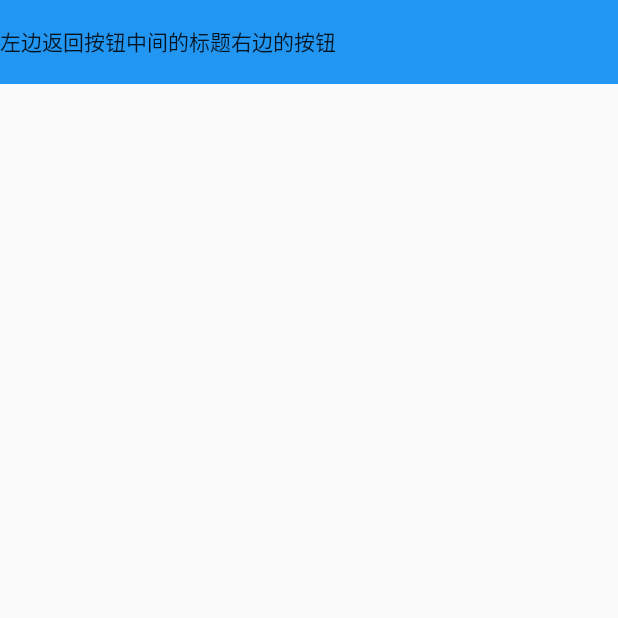
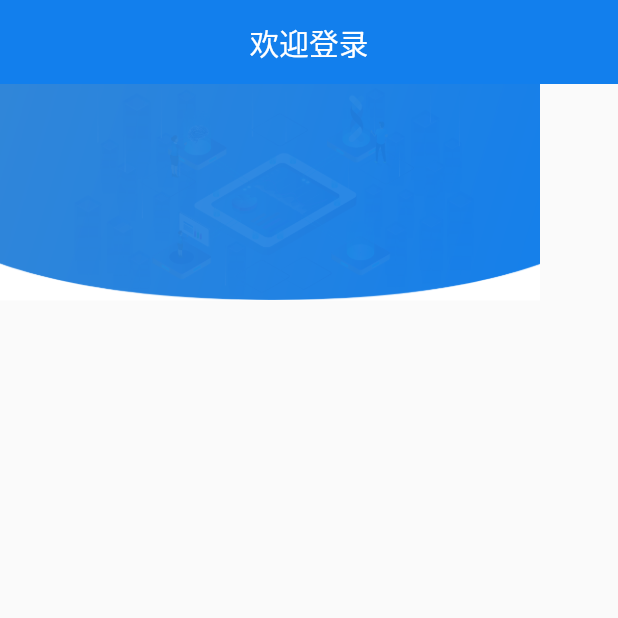
Before and after one commit to qianglifei/flutter_jwt, a Flutter app: the screen it shows after launch, on a phone screen of 412 x 824 dp, the top half of it. Run offline on Flutter 3.47's test engine with Material 2 defaults, Android fonts, the phone set to English and light mode, and no system bars; our stand-ins replace flutter_screenutil.

Commit message:
初始界面调整

```diff
--- a/lib/base/base_app_bar.dart
+++ b/lib/base/base_app_bar.dart
@@ -1,23 +1,64 @@
 import 'package:flutter/material.dart';
 import 'package:flutter/cupertino.dart';
-class BaseTitleAppBar extends StatefulWidget{
-  @override
-  State<StatefulWidget> createState() => BaseTitleAppBarState();
-}
+import 'package:flutter/painting.dart';
+import 'package:flutter_screenutil/screenutil.dart';
+// ignore: must_be_immutable
+class BaseTitleAppBar extends StatelessWidget{
+  String title;
+  String leftIconUrl;
+  String rightIconUrl;
+  String rightText;
+  bool isShowLeftBackIcon;
+  bool isShowRightWidget;
+  final VoidCallback rightClick;
 
-class BaseTitleAppBarState extends State<BaseTitleAppBar> {
+  BaseTitleAppBar(this.title,{
+      this.isShowLeftBackIcon = true,
+      this.isShowRightWidget = true,
+      this.leftIconUrl = "images/button_back.png",
+      this.rightIconUrl = "images/icon_menu.png",
+      this.rightText,
+      this.rightClick
+  });
+
   @override
   Widget build(BuildContext context) {
     // TODO: implement build
     return Row(
-        mainAxisSize: MainAxisSize.max,
-        mainAxisAlignment: MainAxisAlignment.start,
-        crossAxisAlignment: CrossAxisAlignment.center,
-        children: <Widget>[
-          Text("左边返回按钮"),
-          Text("中间的标题"),
-          Text("右边的按钮"),
-        ],
+      mainAxisSize: MainAxisSize.max,
+      mainAxisAlignment: MainAxisAlignment.spaceBetween,
+      crossAxisAlignment: CrossAxisAlignment.center,
+      children: <Widget>[
+        Padding(
+            padding: EdgeInsets.only(left: 12),
+            child: Offstage(
+              offstage: !isShowLeftBackIcon,
+              child:Image.asset(
+                leftIconUrl,
+                width: ScreenUtil().setWidth(28),
+                height: ScreenUtil().setHeight(50),
+                fit: BoxFit.fill,
+                ),
+              )
+        ),
+        Text(
+            title,
+            style: TextStyle(fontSize: ScreenUtil().setSp(52,allowFontScalingSelf: true),color: Colors.white)
+        ),
+        Padding(
+          padding: EdgeInsets.only(right: 12),
+          child: Offstage(
+            offstage: !isShowRightWidget,
+            child: Image.asset(
+              rightIconUrl,
+              width: ScreenUtil().setWidth(40),
+              height: ScreenUtil().setHeight(40),
+              fit: BoxFit.cover,
+            ),
+          )
+        ),
+      ],
     );
   }
+
 }
--- a/lib/login/login_screen.dart
+++ b/lib/login/login_screen.dart
@@ -1,5 +1,6 @@
 
 
+import 'package:flutter/cupertino.dart';
 import 'package:flutter/material.dart';
 import 'package:flutter_screenutil/screenutil.dart';
 import 'package:jwt/base/base_app_bar.dart';
@@ -29,8 +30,11 @@ class LoginScreenState extends BaseWidgetState<LoginScreen> {
   CustomAppBar getAppBar() {
     return CustomAppBar(
       child: Container(
-        color: Colors.blue,
-        child: BaseTitleAppBar(),
+        child: BaseTitleAppBar(
+            "欢迎登录",
+            isShowLeftBackIcon: false,
+            isShowRightWidget: false
+        ),
       )
     );
   }
@@ -38,7 +42,16 @@ class LoginScreenState extends BaseWidgetState<LoginScreen> {
   @override
   Widget getContentWidget(BuildContext context) {
     // TODO: implement getContentWidget
-    return Text("");
+    return Stack(
+      children: <Widget>[
+        Image.asset(
+          "images/icon_login_background.png",
+          width: ScreenUtil.defaultSize.width,
+          height: ScreenUtil().setHeight(336),
+          fit: BoxFit.cover,
+        )
+      ],
+    );
   }
 
   @override
--- a/lib/main/main.dart
+++ b/lib/main/main.dart
@@ -1,11 +1,12 @@
-
 import 'dart:io';
 
 import 'package:flutter/material.dart';
 import 'package:flutter/services.dart';
+import 'package:flutter_screenutil/screenutil.dart';
 import 'package:jwt/splash/splash_screen.dart';
 
 void main() {
+
   runApp(MyApp());
 
   if(Platform.isAndroid){
@@ -30,6 +31,8 @@ class MyApp extends StatelessWidget {
   // This widget is the root of your application.
   @override
   Widget build(BuildContext context) {
+    //ScreenUtil.init(constraints, designSize: Size(750, 1334), allowFontScaling: false);
+    //ScreenUtil.init(context, designSize: Size(1080, 1920), allowFontScaling: true);
     // 除半透明状态栏
     if (Theme.of(context).platform == TargetPlatform.android) {
       // android 平台
--- a/lib/splash/splash_screen.dart
+++ b/lib/splash/splash_screen.dart
@@ -43,7 +43,10 @@ class SplashScreenState extends BaseWidgetState<SplashScreen> {
   Widget getContentWidget(BuildContext context) {
     // TODO: implement getContentWidget
     //默认 width : 1080px , height:1920px , allowFontScaling:false
+    //设置适配尺寸 (填入设计稿中设备的屏幕尺寸) 假如设计稿是按iPhone6的尺寸设计的(iPhone6 750*1334)
     ScreenUtil.init(context);
+    ScreenUtil.init(context,designSize: Size(1080, 1920));
+    ScreenUtil.init(context,designSize: Size(1080, 1920),allowFontScaling: true);
     //假如设计稿是按iPhone6的尺寸设计的(iPhone6 750*1334)
     //ScreenUtil.init(context, designSize: Size(750, 1334));
     //设置字体大小根据系统的“字体大小”辅助选项来进行缩放,默认为false
--- a/lib/widget/custom_app_bar.dart
+++ b/lib/widget/custom_app_bar.dart
@@ -36,11 +36,12 @@ class _CustomAppBarState extends State<CustomAppBar> {
   Widget build(BuildContext context) {
     EdgeInsets padding = MediaQuery.of(context).padding;
     return Container(
-      color: Colors.blue,
+      color: Color.fromRGBO(18, 127, 237,1),
       height: 1000,
       padding: EdgeInsets.fromLTRB(0, padding.top, 0, padding.bottom),
       child: widget.child,
     );
+
 //    EdgeInsets padding = MediaQuery.of(context).padding;
 //    // 计算状态栏的高度
 //    double top = math.max(padding.top,EdgeInsets.zero.top);
--- a/pubspec.yaml
+++ b/pubspec.yaml
@@ -82,3 +82,7 @@ flutter:
     - images/icon_bottom_yj_pressed.png
     - images/icon_bottom_wd.png
     - images/icon_bottom_wd_pressed.png
+    - images/button_back.png
+    - images/icon_begin.png
+    - images/icon_menu.png
+    - images/icon_login_background.png
```
Also changed, not shown: images/button_back.png (added), images/icon_login_background.png (added), images/icon_menu.png (added), pubspec.lock, 1 other file.
